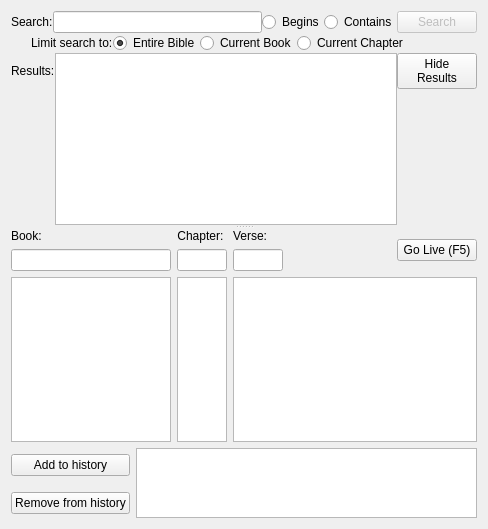
This is src/biblewidget.ui in SoftProjector/src as Qt 5 draws it before an edit. The edited form follows.
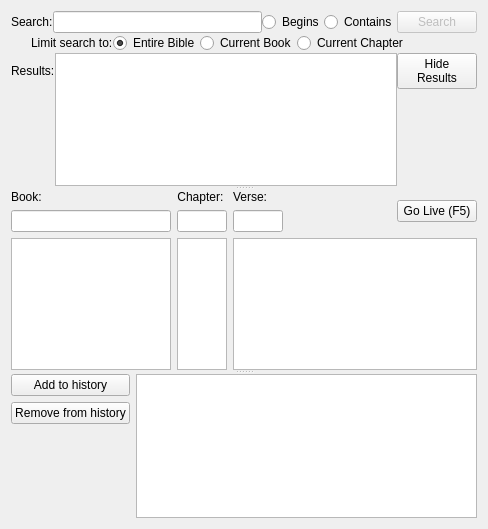
This is the edited form.

Commit message: Added a feature to keep track of the bible history shown

The edit to the form file:
```diff
--- a/src/biblewidget.ui
+++ b/src/biblewidget.ui
@@ -33,6 +33,9 @@
        <property name="spacing">
         <number>0</number>
        </property>
+       <property name="sizeConstraint">
+        <enum>QLayout::SetMinimumSize</enum>
+       </property>
        <item>
         <layout class="QHBoxLayout" name="horizontalLayout_2" stretch="0,1,0,0,0">
          <item>
@@ -323,6 +326,9 @@
      </widget>
      <widget class="QWidget" name="">
       <layout class="QGridLayout" name="gridLayout_2">
+       <property name="sizeConstraint">
+        <enum>QLayout::SetNoConstraint</enum>
+       </property>
        <item row="0" column="0">
         <layout class="QVBoxLayout" name="verticalLayout_2">
          <item>
@@ -566,26 +572,46 @@
          </item>
         </layout>
        </item>
-       <item row="1" column="0" colspan="3">
+      </layout>
+     </widget>
+     <widget class="QWidget" name="">
         <layout class="QGridLayout" name="gridLayout">
+       <property name="sizeConstraint">
+        <enum>QLayout::SetMinimumSize</enum>
+       </property>
          <item row="0" column="0">
           <widget class="QPushButton" name="pushButton">
            <property name="text">
             <string>Add to history</string>
            </property>
-          </widget>
-         </item>
-         <item row="0" column="1" rowspan="2">
-          <widget class="QListWidget" name="listWidget"/>
+         <property name="shortcut">
+          <string>Ctrl+A</string>
+         </property>
+        </widget>
+       </item>
+       <item row="0" column="1" rowspan="3">
+        <widget class="QListWidget" name="history_listWidget">
+         <property name="toolTip">
+          <string>This list contains verses that were sent to be shown</string>
+         </property>
+        </widget>
          </item>
          <item row="1" column="0">
           <widget class="QPushButton" name="pushButton_2">
            <property name="text">
             <string>Remove from history</string>
            </property>
-          </widget>
-         </item>
-        </layout>
+         <property name="shortcut">
+          <string>Ctrl+R</string>
+         </property>
+        </widget>
+       </item>
+       <item row="2" column="0">
+        <spacer name="verticalSpacer_3">
+         <property name="orientation">
+          <enum>Qt::Vertical</enum>
+         </property>
+        </spacer>
        </item>
       </layout>
      </widget>
```
Left out of the diff: 10 changed lines with no effect on the pictures. Lines whose indentation alone changed are shown as unchanged. The commit also changes 2 other files.
